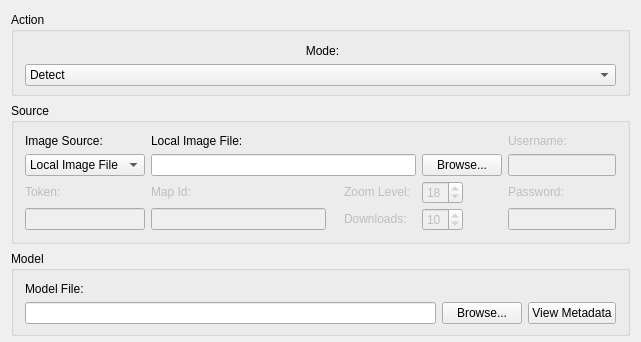
Above: gui/mainwindow.ui from DigitalGlobe/GGD-OpenSpaceNet before the change; both pictures show x 0 to 641 and y 0 to 342 of the 641 by 907 pixel window. Below: the same form after it.
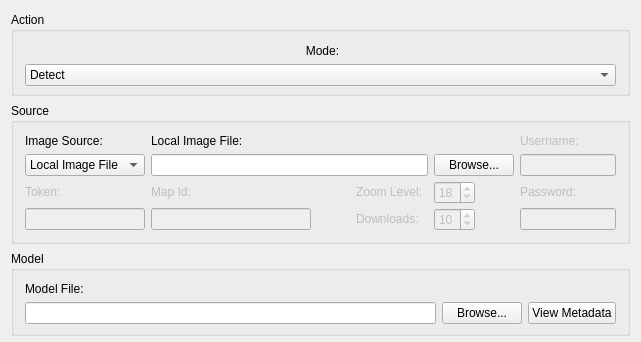
That is the form after the change. Icons and pictures are not drawn.

Commit message: Improved horizontal resizing logic for line edit widgets in the Source groupbox

The edit to the form file:
```diff
--- a/gui/mainwindow.ui
+++ b/gui/mainwindow.ui
@@ -892,6 +892,12 @@
          <property name="enabled">
           <bool>false</bool>
          </property>
+         <property name="sizePolicy">
+          <sizepolicy hsizetype="Minimum" vsizetype="Preferred">
+           <horstretch>0</horstretch>
+           <verstretch>0</verstretch>
+          </sizepolicy>
+         </property>
          <property name="text">
           <string>Username:</string>
          </property>
@@ -913,7 +919,7 @@
           <bool>false</bool>
          </property>
          <property name="sizePolicy">
-          <sizepolicy hsizetype="Fixed" vsizetype="Fixed">
+          <sizepolicy hsizetype="Expanding" vsizetype="Fixed">
            <horstretch>0</horstretch>
            <verstretch>0</verstretch>
           </sizepolicy>
@@ -924,6 +930,12 @@
            <height>22</height>
           </size>
          </property>
+         <property name="maximumSize">
+          <size>
+           <width>220</width>
+           <height>16777215</height>
+          </size>
+         </property>
         </widget>
        </item>
        <item row="2" column="7">
@@ -931,6 +943,12 @@
          <property name="enabled">
           <bool>false</bool>
          </property>
+         <property name="sizePolicy">
+          <sizepolicy hsizetype="Minimum" vsizetype="Preferred">
+           <horstretch>0</horstretch>
+           <verstretch>0</verstretch>
+          </sizepolicy>
+         </property>
          <property name="text">
           <string>Password:</string>
          </property>
@@ -942,7 +960,7 @@
           <bool>true</bool>
          </property>
          <property name="sizePolicy">
-          <sizepolicy hsizetype="Minimum" vsizetype="Fixed">
+          <sizepolicy hsizetype="Fixed" vsizetype="Fixed">
            <horstretch>6</horstretch>
            <verstretch>0</verstretch>
           </sizepolicy>
@@ -964,7 +982,7 @@
           <bool>false</bool>
          </property>
          <property name="sizePolicy">
-          <sizepolicy hsizetype="Minimum" vsizetype="Fixed">
+          <sizepolicy hsizetype="Expanding" vsizetype="Fixed">
            <horstretch>0</horstretch>
            <verstretch>0</verstretch>
           </sizepolicy>
@@ -975,6 +993,12 @@
            <height>22</height>
           </size>
          </property>
+         <property name="maximumSize">
+          <size>
+           <width>220</width>
+           <height>16777215</height>
+          </size>
+         </property>
          <property name="echoMode">
           <enum>QLineEdit::Password</enum>
          </property>
@@ -1091,9 +1115,15 @@
          <property name="enabled">
           <bool>false</bool>
          </property>
+         <property name="sizePolicy">
+          <sizepolicy hsizetype="Maximum" vsizetype="Fixed">
+           <horstretch>2</horstretch>
+           <verstretch>0</verstretch>
+          </sizepolicy>
+         </property>
          <property name="minimumSize">
           <size>
-           <width>0</width>
+           <width>160</width>
            <height>22</height>
           </size>
          </property>
@@ -1115,6 +1145,19 @@
          </property>
         </widget>
        </item>
+       <item row="3" column="3">
+        <spacer name="horizontalSpacer">
+         <property name="orientation">
+          <enum>Qt::Horizontal</enum>
+         </property>
+         <property name="sizeHint" stdset="0">
+          <size>
+           <width>40</width>
+           <height>20</height>
+          </size>
+         </property>
+        </spacer>
+       </item>
       </layout>
      </widget>
     </item>
```
Left out of the diff: 8 changed lines with no effect on the pictures.
